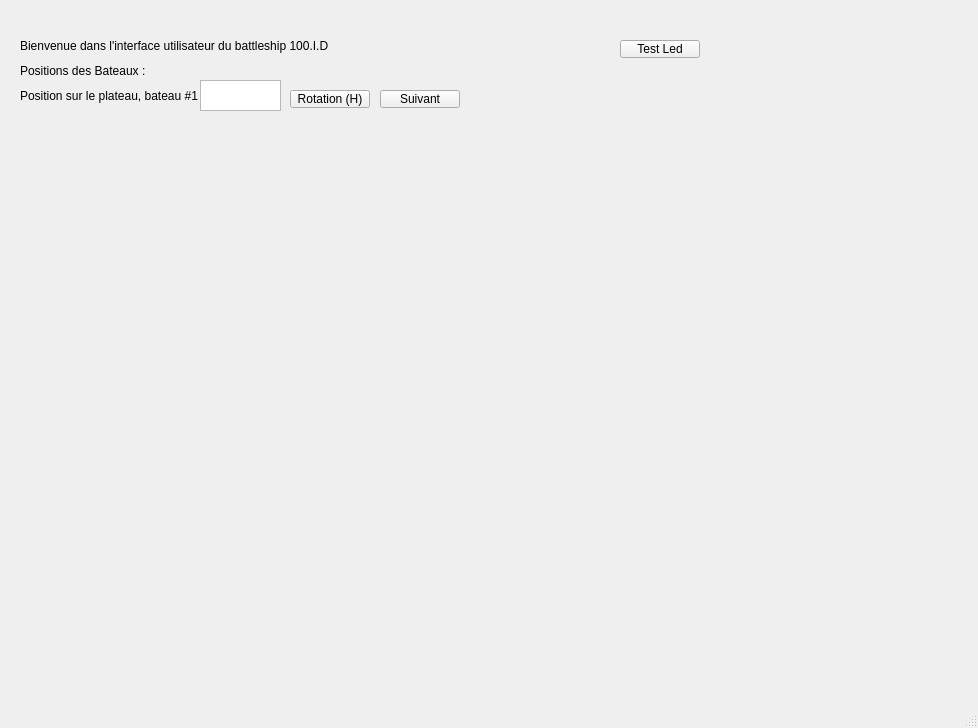
This is Qtapp/RobusUI/mainwindow.ui in Mathis201/100.I.D as Qt 5 draws it before an edit. The edited form follows.
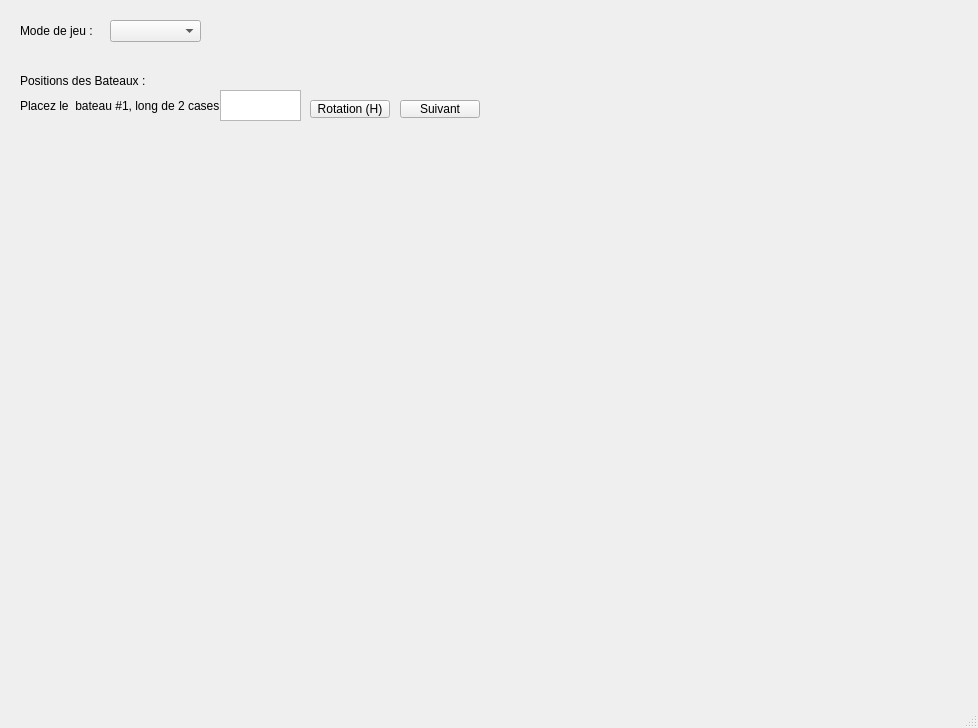
This is the edited form. Custom widgets are drawn as their Qt base class.

The edit to the form file:
```diff
--- a/Qtapp/RobusUI/mainwindow.ui
+++ b/Qtapp/RobusUI/mainwindow.ui
@@ -14,24 +14,11 @@
    <string>MainWindow</string>
   </property>
   <widget class="QWidget" name="centralwidget">
-   <widget class="QLabel" name="label">
-    <property name="geometry">
-     <rect>
-      <x>20</x>
-      <y>30</y>
-      <width>331</width>
-      <height>31</height>
-     </rect>
-    </property>
-    <property name="text">
-     <string>Bienvenue dans l'interface utilisateur du battleship 100.I.D</string>
-    </property>
-   </widget>
    <widget class="QLabel" name="label_2">
     <property name="geometry">
      <rect>
       <x>20</x>
-      <y>60</y>
+      <y>70</y>
       <width>341</width>
       <height>21</height>
      </rect>
@@ -40,24 +27,11 @@
      <string>Positions des Bateaux :</string>
     </property>
    </widget>
-   <widget class="QPushButton" name="TestLED">
-    <property name="geometry">
-     <rect>
-      <x>620</x>
-      <y>40</y>
-      <width>80</width>
-      <height>18</height>
-     </rect>
-    </property>
-    <property name="text">
-     <string>Test Led</string>
-    </property>
-   </widget>
    <widget class="QPlainTextEdit" name="Pos">
     <property name="geometry">
      <rect>
-      <x>200</x>
-      <y>80</y>
+      <x>220</x>
+      <y>90</y>
       <width>81</width>
       <height>31</height>
      </rect>
@@ -70,20 +44,20 @@
     <property name="geometry">
      <rect>
       <x>20</x>
-      <y>80</y>
-      <width>181</width>
+      <y>90</y>
+      <width>201</width>
       <height>31</height>
      </rect>
     </property>
     <property name="text">
-     <string>Position sur le plateau, bateau #1</string>
+     <string>Placez le  bateau #1, long de 2 cases </string>
     </property>
    </widget>
    <widget class="QPushButton" name="Rotation">
     <property name="geometry">
      <rect>
-      <x>290</x>
-      <y>90</y>
+      <x>310</x>
+      <y>100</y>
       <width>80</width>
       <height>18</height>
      </rect>
@@ -95,8 +69,8 @@
    <widget class="QPushButton" name="Suivant">
     <property name="geometry">
      <rect>
-      <x>380</x>
-      <y>90</y>
+      <x>400</x>
+      <y>100</y>
       <width>80</width>
       <height>18</height>
      </rect>
@@ -121,10 +95,33 @@
    <widget class="BoardWidget" name="myBoard" native="true">
     <property name="geometry">
      <rect>
-      <x>40</x>
-      <y>140</y>
-      <width>321</width>
-      <height>361</height>
+      <x>350</x>
+      <y>190</y>
+      <width>341</width>
+      <height>311</height>
+     </rect>
+    </property>
+   </widget>
+   <widget class="QLabel" name="label_4">
+    <property name="geometry">
+     <rect>
+      <x>20</x>
+      <y>20</y>
+      <width>121</width>
+      <height>21</height>
+     </rect>
+    </property>
+    <property name="text">
+     <string>Mode de jeu :</string>
+    </property>
+   </widget>
+   <widget class="QComboBox" name="difAlgo">
+    <property name="geometry">
+     <rect>
+      <x>110</x>
+      <y>20</y>
+      <width>91</width>
+      <height>22</height>
      </rect>
     </property>
    </widget>
```
